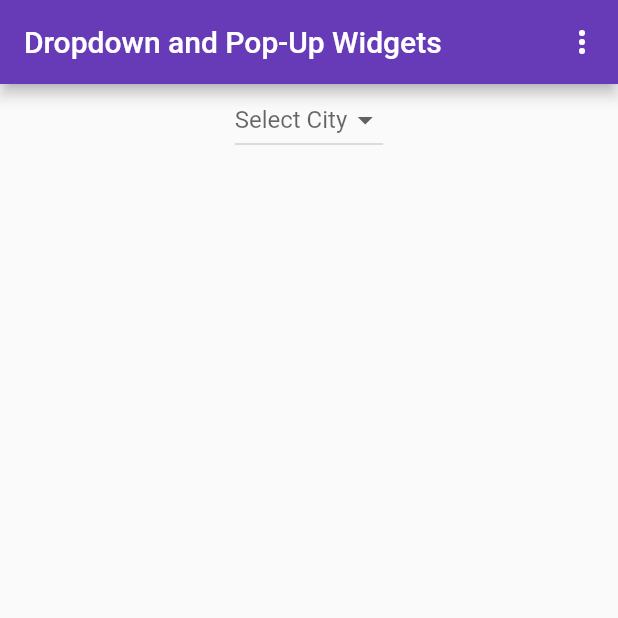
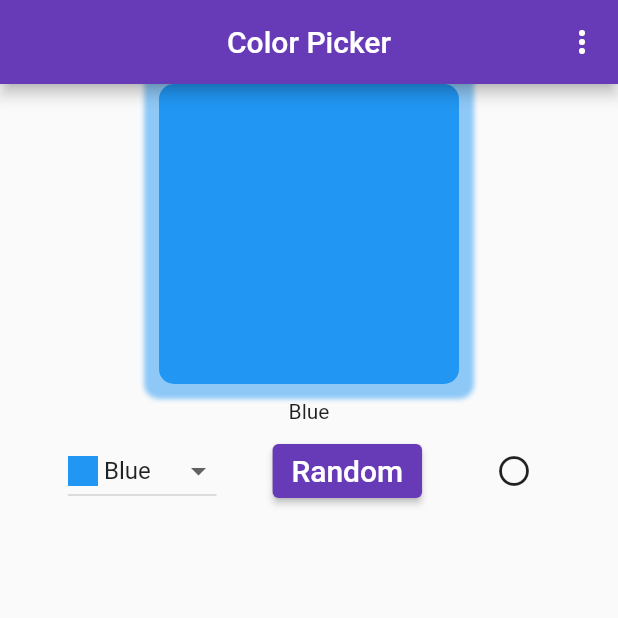
Before and after one commit to Umutk1nc/flutter-course, a Flutter app: the screen it shows after launch, on a phone screen of 412 x 824 dp, the top half of it. Run offline on Flutter 3.47's test engine with Material 3 defaults, Android fonts, the phone set to English and light mode, and no system bars.

Commit message:
Complete Lesson 9: Color Picker Application

```diff
--- /dev/null
+++ b/course_app_03/lib/color_picker.dart
@@ -0,0 +1,135 @@
+import 'dart:math';
+import 'package:flutter/material.dart';
+
+class ColorPickerPage extends StatefulWidget{
+  const ColorPickerPage ({super.key});
+  @override
+  State<ColorPickerPage> createState() => _ColorPickerPageState();
+}
+class _ColorPickerPageState extends State <ColorPickerPage>{
+  bool isCircular=false;
+  bool isShowColorname=true;
+
+  void _changeShape(){
+    setState(() {
+      if (isCircular){
+        isCircular=false;
+      }
+      else{isCircular=true;}
+    });
+
+  }
+
+  void _selectRandomColor(){
+    final colors=_colors.keys.toList();
+    final colorNames=_colors.values.toList();
+    final randomNumber=Random().nextInt(colors.length);
+    final randomColor=colors[randomNumber];
+    final randomColorName=colorNames[randomNumber];
+    setState(() {
+      selectedColor=randomColor;
+      debugPrint("Random color:$randomColorName");
+
+    });
+  }
+ Color selectedColor=Colors.blue;
+ final Map<Color,String> _colors={
+    Colors.red:"Red",
+    Colors.blue:"Blue",
+    Colors.green:"Green",
+    Colors.black:"Black",
+    Colors.yellow:"Yellow",
+    Colors.purple:"Purple",
+    Colors.orange:"Orange"
+  };
+  @override
+  Widget build(BuildContext context) {
+    return Scaffold(
+      appBar: AppBar(
+        title: Text("Color Picker"),
+        centerTitle: true,
+        actions: [
+          PopupMenuButton<String>(
+            onSelected: (value) {
+              setState(() {
+                isShowColorname=!isShowColorname;
+              });
+            },
+            itemBuilder: (context){
+            return [PopupMenuItem(
+              value:"" ,
+              child: Row(
+                children: [
+                  Text("Show/Hide Color Name"),
+                ],
+              ),)];
+
+          },icon:Icon(Icons.more_vert),
+          ),
+        ],
+      ),
+      body:
+      Center(
+        child:Column(
+          children: [
+            Container(
+              width: 200,
+              height: 200,
+              decoration: BoxDecoration(
+                color:selectedColor,
+                borderRadius: BorderRadius.circular(isCircular ? 100:10),
+                boxShadow:[BoxShadow(
+                  color: selectedColor.withValues(alpha: 0.5),
+                  spreadRadius: 10,
+                  blurRadius:2,
+                  ),]
+                ),
+            ),
+            SizedBox(
+              height:10 ,
+            ),
+            isShowColorname ? Text(_colors[selectedColor]?? "Selected Color"):SizedBox(),
+            Padding(
+              padding: const EdgeInsets.all(8.0),
+              child: Row(
+                mainAxisAlignment:MainAxisAlignment.spaceEvenly,
+                children: [
+                  DropdownButton<Color>(
+                    value: selectedColor,
+                    items: _colors.entries.map((entry){
+                    return DropdownMenuItem(
+                      value:entry.key,
+                      child: Row(
+                      children: [
+                        Container(
+                          width: 20,
+                          height: 20,
+                          color:entry.key,
+                        ),
+                        SizedBox(width: 4,),
+                        Text(entry.value)
+                      ],
+                    ));
+                  }).toList(),
+                  onChanged: (value){
+                    setState(() {
+                      selectedColor=value!;
+                    });
+
+
+                  },),
+                  ElevatedButton(onPressed: (){_selectRandomColor();}, child: Text("Random")),
+                  IconButton(
+                    onPressed: _changeShape,
+                    icon: Icon(isCircular ? Icons.square_outlined: Icons.circle_outlined),
+                  ),
+
+                ],
+              ),
+            )
+          ],
+        )
+      ),
+    );
+  }
+}
--- a/course_app_03/lib/main.dart
+++ b/course_app_03/lib/main.dart
@@ -1,5 +1,7 @@
 // ignore: unused_import
 import 'package:course_app_03/button_types.dart';
+import 'package:course_app_03/color_picker.dart';
+// ignore: unused_import
 import 'package:course_app_03/dropdown_popup.dart';
 // ignore: unused_import
 import 'package:course_app_03/image_widgets.dart';
@@ -31,7 +33,7 @@ class MyApp extends StatelessWidget {
         primarySwatch: Colors.deepPurple,
         useMaterial3: false, //to use material 3 design
       ),
-      home: const DropdownPopup(), //Button Types(), HomePage(), ImageWidgets(), can be used here to show the respective page
+      home: const ColorPickerPage(), //Button Types(), HomePage(), ImageWidgets(), DropdownPopup() can be used here to show the respective page
     );
   }
 }
```
